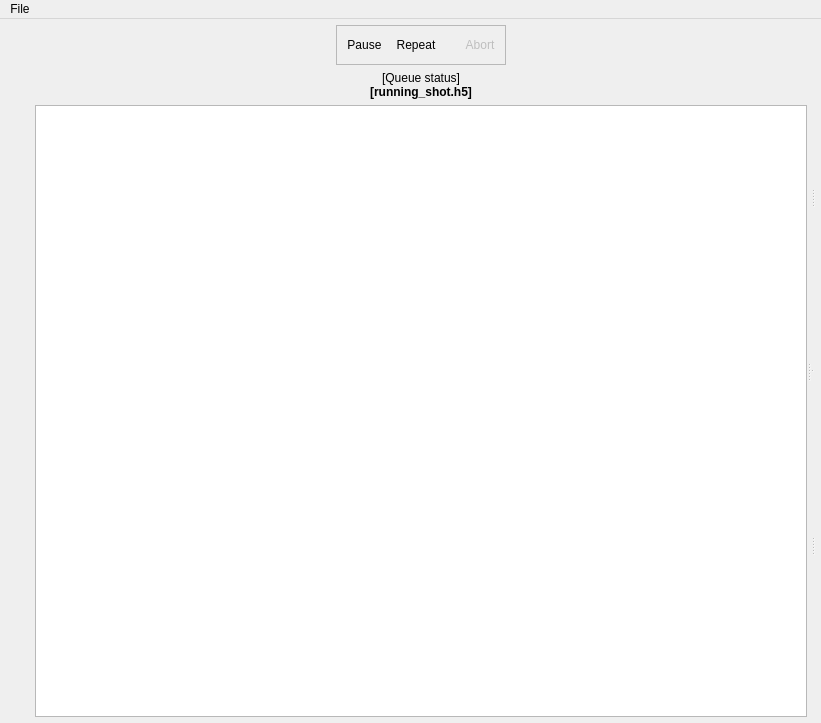
Above: main.ui from labscript-suite/blacs before the change. Below: the same form after it.
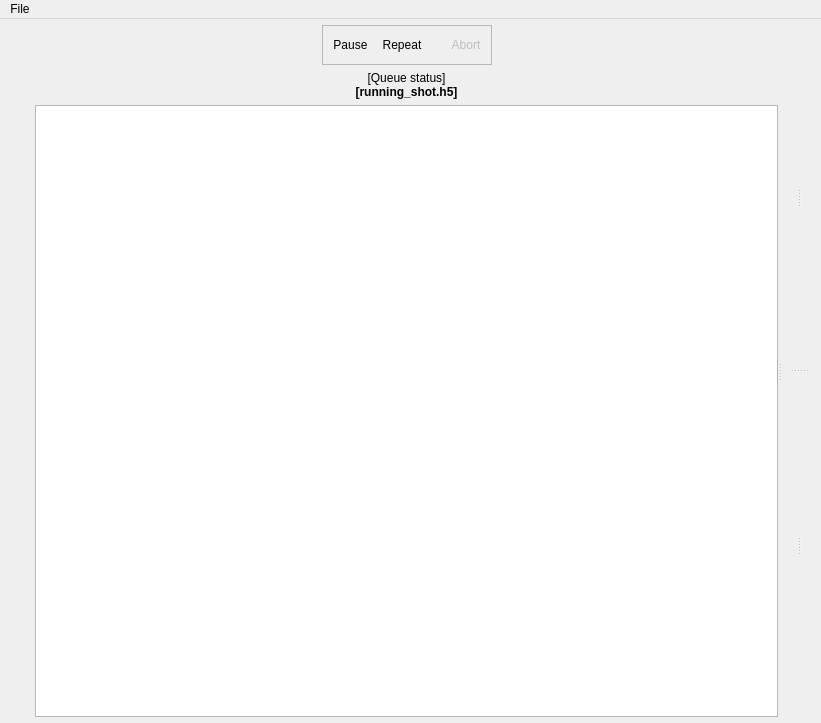
That is the form after the change. Icons and pictures are not drawn. Custom widgets are drawn as their Qt base class.

Commit message: feature2: Decrease margins on each tab widget from 9 to 3

Patch:
```diff
--- a/main.ui
+++ b/main.ui
@@ -553,6 +553,9 @@
           </property>
           <widget class="QWidget" name="widget_2" native="true">
            <layout class="QVBoxLayout" name="verticalLayout_3">
+            <property name="margin">
+             <number>3</number>
+            </property>
             <item>
              <layout class="QVBoxLayout" name="tab_container_0"/>
             </item>
@@ -560,6 +563,9 @@
           </widget>
           <widget class="QWidget" name="widget_5" native="true">
            <layout class="QVBoxLayout" name="verticalLayout_4">
+            <property name="margin">
+             <number>3</number>
+            </property>
             <item>
              <layout class="QVBoxLayout" name="tab_container_1"/>
             </item>
@@ -578,6 +584,9 @@
           </property>
           <widget class="QWidget" name="widget_3" native="true">
            <layout class="QVBoxLayout" name="verticalLayout_6">
+            <property name="margin">
+             <number>3</number>
+            </property>
             <item>
              <layout class="QVBoxLayout" name="tab_container_2"/>
             </item>
@@ -585,6 +594,9 @@
           </widget>
           <widget class="QWidget" name="widget_6" native="true">
            <layout class="QVBoxLayout" name="verticalLayout_8">
+            <property name="margin">
+             <number>3</number>
+            </property>
             <item>
              <layout class="QVBoxLayout" name="tab_container_3"/>
             </item>
```
